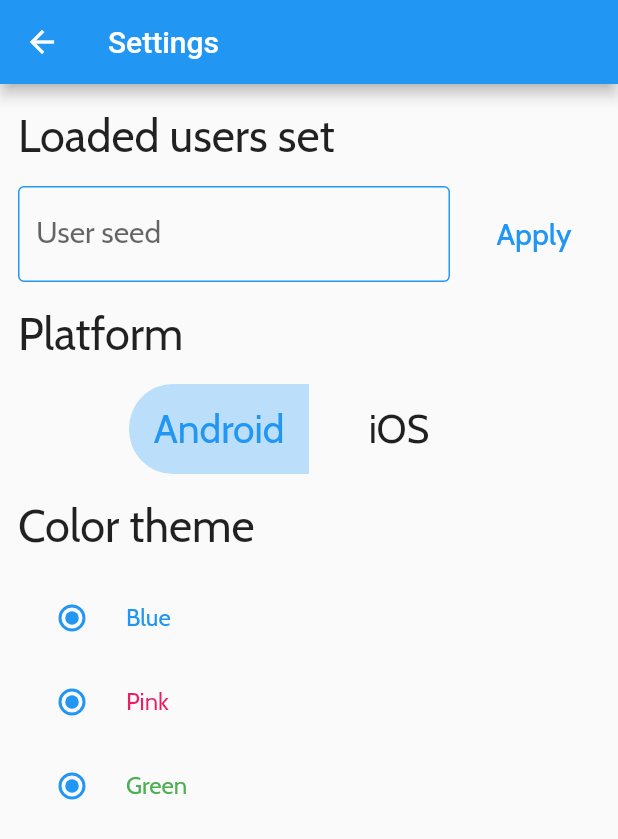
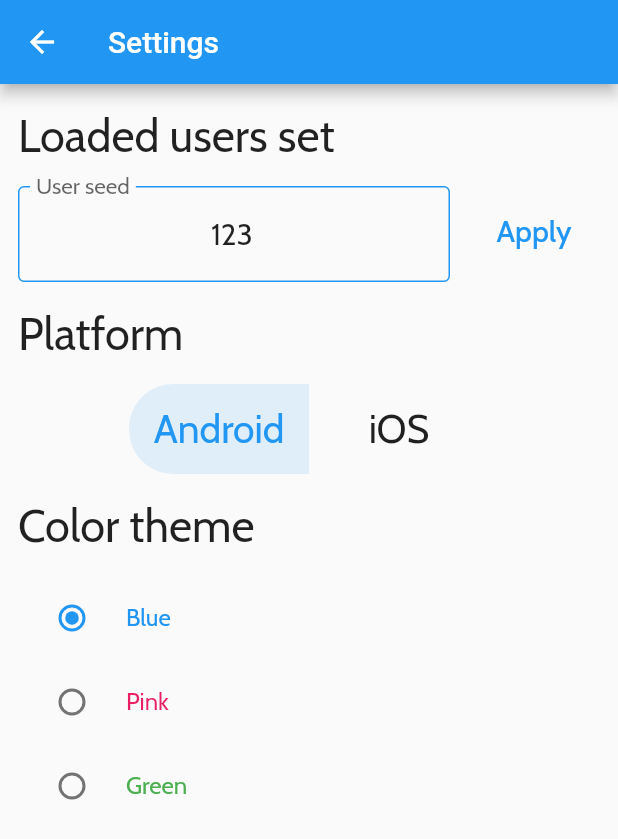
Before and after one commit to vlytvyne/Flutter-training-app-users-, a Flutter app: the SettingsFragment screen opened directly, after a tap on "Apply", on a phone screen of 412 x 824 dp. Shown: the top 839 px of the screen. Run offline on Flutter 3.47's test engine with Material 2 defaults, Android fonts, the phone set to English and light mode, and no system bars; our stand-ins replace cached_network_image, dio, floor, google_fonts, pretty_dio_logger, retrofit and 2 more; accounts and stored records are empty; generated files the repository leaves out were written again; network calls fail.

Commit message:
change user seed

```diff
--- a/lib/data/repositories/OnlineRepository.dart
+++ b/lib/data/repositories/OnlineRepository.dart
@@ -3,7 +3,6 @@ import 'package:architecture/data/network/models/UsersResponse.dart';
 import 'package:dio/dio.dart';
 import 'package:pretty_dio_logger/pretty_dio_logger.dart';
 
-const USERS_SEED = "123";
 const USERS_IOP = 20;
 
 class OnlineRepository {
@@ -16,6 +15,7 @@ class OnlineRepository {
 
 	final UserAPI _userAPI = UserAPI(Dio());
 
+	String usersSeed = '123';
 	//requests
-	Future<UsersResponse> getRandomUser(int page) => _userAPI.getRandomUsers(USERS_SEED, USERS_IOP, page);
+	Future<UsersResponse> getRandomUser(int page) => _userAPI.getRandomUsers(usersSeed, USERS_IOP, page);
 }
--- a/lib/main.dart
+++ b/lib/main.dart
@@ -28,7 +28,6 @@ class App extends StatelessWidget {
 			accentColor: Colors.blue,
 		  backgroundColor: Colors.blue[200],
 			cursorColor: Colors.blue,
-		  highlightColor: Colors.blue[100],
 //	    platform: TargetPlatform.android
 		);
 	}
--- a/lib/screens/settings/SettingsFragment.dart
+++ b/lib/screens/settings/SettingsFragment.dart
@@ -1,7 +1,10 @@
+import 'package:architecture/screens/settings/SettingsVM.dart';
 import 'package:flutter/cupertino.dart';
 import 'package:flutter/material.dart';
 
 class SettingsFragment extends StatelessWidget {
+
+	final _vm = SettingsVM();
 
 	@override
   Widget build(BuildContext context) =>
@@ -22,7 +25,7 @@ class SettingsFragment extends StatelessWidget {
 			    child: Column(
 			    	children: <Widget>[
 					    buildSettingTitle(context, 'Loaded users set'),
-					    buildUserSeedField(context),
+					    buildUserSeedForm(context),
 			  		  buildSettingTitle(context, 'Platform'),
 			  		  buildPlatformToggle(context),
 					    buildSettingTitle(context, 'Color theme'),
@@ -47,61 +50,18 @@ class SettingsFragment extends StatelessWidget {
 			  ),
 			);
 
-	Widget buildUserSeedField(context) =>
-			Form(
-				child: Row(
-					children: <Widget>[
-						buildTextField(context),
-						buildApplyButton(context)
-					],
-				),
-			);
-
-	Center buildApplyButton(context) =>
-			Center(
-			  child: Padding(
-			    padding: const EdgeInsets.only(left: 12),
-			    child: MaterialButton(
-				      height: 60,
-			      child: Text(
-			        'Apply',
-			        style: TextStyle(
-			          color: Theme.of(context).primaryColor,
-			          fontSize: 20
-			        )
-			      ),
-			      onPressed: () {  },
-			    ),
-			  ),
-			);
-
-	Widget buildTextField(context) =>
-			Expanded(
-			  child: TextFormField(
-					textAlign: TextAlign.center,
-				  maxLength: 8,
-				  style: TextStyle(fontSize: 20),
-				  decoration: InputDecoration(
-					  labelText: 'User seed',
-					  enabledBorder: OutlineInputBorder(
-						    borderSide: BorderSide(
-							    color: Theme.of(context).primaryColor,
-						    ),
-					    ),
-					  focusedBorder: OutlineInputBorder(
-						    borderSide: BorderSide(
-							    color: Theme.of(context).primaryColor,
-							    width: 2,
-						    ),
-					    ),
-					  counterText: '',
-				  ),
-			  ),
-			);
+	_ChangeUserSeedForm buildUserSeedForm(context) =>
+			_ChangeUserSeedForm(
+		    currentSeed: _vm.currentUsersSeed,
+		    onApply: (newSeed) {
+			    _vm.setUserSeed(newSeed);
+			    showSeedAppliedSnack(context);
+		    }
+	    );
 
 	Widget buildPlatformToggle(context) =>
 			ToggleButtons(
-				fillColor: Theme.of(context).highlightColor,
+				fillColor: Theme.of(context).primaryColor.withAlpha(30),
 				selectedColor: Theme.of(context).accentColor,
 				renderBorder: false,
 				children: <Widget>[
@@ -145,9 +105,102 @@ class SettingsFragment extends StatelessWidget {
 							color: color
 					),
 				),
-				value: 0,
+				value: value,
 				groupValue: 0,
 				onChanged: (value) {},
 			);
 
+	showSeedAppliedSnack(context) {
+		Scaffold.of(context).showSnackBar(
+			SnackBar(
+				content: Text('User seed has been applied'),
+				duration: Duration(seconds: 2),
+			)
+		);
+	}
+
 }
+
+
+
+class _ChangeUserSeedForm extends StatelessWidget {
+
+	final _formKey = GlobalKey<FormState>();
+
+	final Function(String) onApply;
+	final String currentSeed;
+
+	_ChangeUserSeedForm({Key key, this.onApply, this.currentSeed}) : super(key: key);
+
+  @override
+  Widget build(BuildContext context) =>
+		  Form(
+			  key: _formKey,
+			  child: Row(
+				  crossAxisAlignment: CrossAxisAlignment.start,
+				  children: <Widget>[
+					  buildTextField(context),
+					  buildApplyButton(context)
+				  ],
+			  ),
+		  );
+
+  Widget buildTextField(context) =>
+		  Expanded(
+			  child: TextFormField(
+				  initialValue: currentSeed,
+				  validator: validateInput,
+				  onSaved: (newSeed) {
+					  FocusScope.of(context).unfocus();
+				  	onApply(newSeed);
+				  },
+				  textAlign: TextAlign.center,
+				  maxLength: 8,
+				  style: TextStyle(fontSize: 20),
+				  decoration: InputDecoration(
+					  labelText: 'User seed',
+					  enabledBorder: createBorder(1, Theme.of(context).primaryColor),
+					  focusedBorder: createBorder(2, Theme.of(context).primaryColor),
+					  errorBorder: createBorder(1, Colors.red),
+					  focusedErrorBorder: createBorder(2, Colors.red),
+					  counterText: '',
+				  ),
+			  ),
+		  );
+
+  String validateInput(String text) {
+	  if (text.isEmpty) {
+		  return "Seed can't be empty";
+	  }
+	  return null;
+  }
+
+	OutlineInputBorder createBorder(double width, Color color) =>
+			OutlineInputBorder(
+				borderSide: BorderSide(
+					color: color,
+					width: width,
+				),
+			);
+
+  Widget buildApplyButton(context) =>
+		  Padding(
+			  padding: const EdgeInsets.only(left: 12),
+			  child: MaterialButton(
+				  height: 60,
+				  child: Text(
+					  'Apply',
+					  style: TextStyle(
+						  color: Theme.of(context).primaryColor,
+						  fontSize: 20
+					  )
+				  ),
+				  onPressed: () {
+					  if (_formKey.currentState.validate()) {
+							_formKey.currentState.save();
+					  }
+				  },
+			  ),
+		  );
+
+}
--- /dev/null
+++ b/lib/screens/settings/SettingsVM.dart
@@ -0,0 +1,10 @@
+import 'package:architecture/data/repositories/OnlineRepository.dart';
+
+class SettingsVM {
+
+	get currentUsersSeed => OnlineRepository().usersSeed;
+
+	setUserSeed(String newSeed) {
+		OnlineRepository().usersSeed = newSeed;
+	}
+}
```
